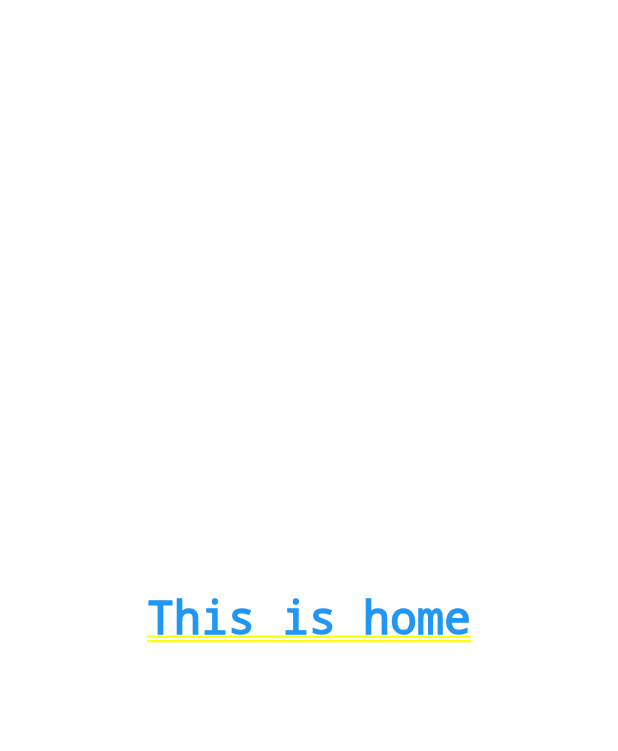
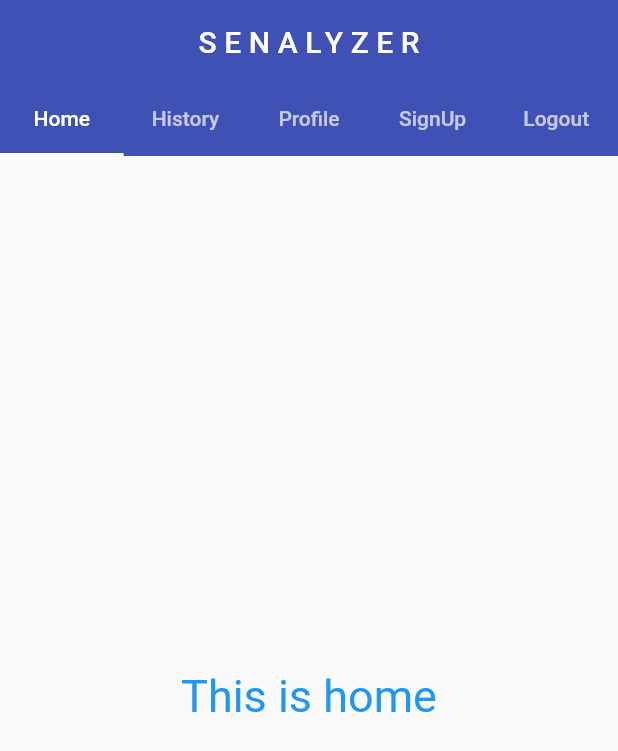
Before and after one commit to KhornSokheng/customer-feedback-analysis, a Flutter app: the screen it shows after launch, on a phone screen of 412 x 824 dp. Shown: the top 751 px of the screen. Run offline on Flutter 3.47's test engine with Material 2 defaults, Android fonts, the phone set to English and light mode, and no system bars.

Commit message:
create top nav bar, tab bar

```diff
--- a/lib/main.dart
+++ b/lib/main.dart
@@ -15,7 +15,7 @@ class MyApp extends StatelessWidget {
       title: 'Senalyzer',
       theme: ThemeData(
 
-        primarySwatch: Colors.blue,
+        primarySwatch: Colors.indigo,
       ),
       home: const Wrapper(),
     );
--- /dev/null
+++ b/lib/pages/authentication/logout.dart
@@ -0,0 +1,17 @@
+import 'package:flutter/material.dart';
+
+class Logout extends StatefulWidget {
+  const Logout({Key? key}) : super(key: key);
+
+  @override
+  State<Logout> createState() => _LogoutState();
+}
+
+class _LogoutState extends State<Logout> {
+  @override
+  Widget build(BuildContext context) {
+    return Container(
+      color: Colors.red[300]
+    );
+  }
+}
--- /dev/null
+++ b/lib/pages/authentication/signup.dart
@@ -0,0 +1,17 @@
+import 'package:flutter/material.dart';
+
+class SignUp extends StatefulWidget {
+  const SignUp({Key? key}) : super(key: key);
+
+  @override
+  State<SignUp> createState() => _SignUpState();
+}
+
+class _SignUpState extends State<SignUp> {
+  @override
+  Widget build(BuildContext context) {
+    return Container(
+      color: Colors.orange[100]
+    );
+  }
+}
--- /dev/null
+++ b/lib/pages/history/history.dart
@@ -0,0 +1,17 @@
+import 'package:flutter/material.dart';
+
+class History extends StatefulWidget {
+  const History({Key? key}) : super(key: key);
+
+  @override
+  State<History> createState() => _HistoryState();
+}
+
+class _HistoryState extends State<History> {
+  @override
+  Widget build(BuildContext context) {
+    return Container(
+      color: Colors.green[200]
+    );
+  }
+}
--- a/lib/pages/launcher/launcher.dart
+++ b/lib/pages/launcher/launcher.dart
@@ -1,5 +1,9 @@
+import 'package:customer_feedback_analysis/pages/authentication/logout.dart';
+import 'package:customer_feedback_analysis/pages/authentication/signup.dart';
+import 'package:customer_feedback_analysis/pages/history/history.dart';
 import 'package:customer_feedback_analysis/pages/home/home.dart';
-import 'package:flutter/cupertino.dart';
+import 'package:customer_feedback_analysis/pages/profile/profile.dart';
+import 'package:flutter/material.dart';
 
 class Launcher extends StatefulWidget {
   const Launcher({Key? key}) : super(key: key);
@@ -8,9 +12,72 @@ class Launcher extends StatefulWidget {
   State<Launcher> createState() => _LauncherState();
 }
 
-class _LauncherState extends State<Launcher> {
+class _LauncherState extends State<Launcher> with SingleTickerProviderStateMixin
+{
+
+  late TabController controller;
+
+  @override
+  void initState() {
+
+    super.initState();
+    controller = TabController(length: 5, vsync: this);
+    controller.addListener(() {
+      setState(() {});
+    });
+  }
+
+  @override
+  void dispose() {
+    super.dispose();
+
+    controller.dispose();
+  }
+
   @override
   Widget build(BuildContext context) {
-    return Home();
+    return Scaffold(
+      appBar: AppBar(
+        title: Text("SENALYZER",
+          style: TextStyle(
+            letterSpacing: 5
+          ),
+        ),
+        centerTitle: true,
+        // leading: IconButton(
+        //   icon: Icon(Icons.menu),
+        //   onPressed: () {  },
+        // ),
+        // actions: [
+        //   IconButton(onPressed: (){}, icon: Icon(Icons.notifications)),
+        //   IconButton(onPressed: (){}, icon: Icon(Icons.search)),
+        // ],
+        // backgroundColor: Colors.indigoAccent,
+        elevation: 0,
+        bottom: TabBar(
+          // indicatorWeight: 3,
+          // isScrollable: true,
+          controller: controller,
+          tabs: [
+            Tab(text: "Home",),
+            Tab(text: "History",),
+            Tab(text: "Profile",),
+            Tab(text: "SignUp",),
+            Tab(text: "Logout",),
+          ],
+
+        ),
+      ),
+      body: TabBarView(
+        controller: controller,
+        children: [
+          Home(),
+          History(),
+          Profile(),
+          SignUp(),
+          Logout()
+        ],
+      ),
+    );
   }
 }
--- /dev/null
+++ b/lib/pages/profile/profile.dart
@@ -0,0 +1,17 @@
+import 'package:flutter/material.dart';
+
+class Profile extends StatefulWidget {
+  const Profile({Key? key}) : super(key: key);
+
+  @override
+  State<Profile> createState() => _ProfileState();
+}
+
+class _ProfileState extends State<Profile> {
+  @override
+  Widget build(BuildContext context) {
+    return Container(
+      color: Colors.grey,
+    );
+  }
+}
```
